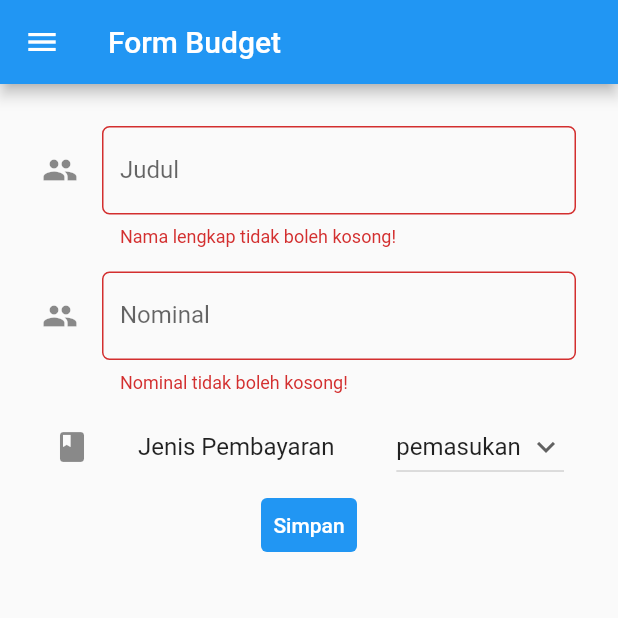
After one commit to dapulmh/pbp-flutter-lab, a Flutter app: the MyAddPage screen opened directly, after a tap on "Simpan", on a phone screen of 412 x 824 dp, the top half of it. The commit adds this screen. Run offline on Flutter 3.47's test engine with Material 2 defaults, Android fonts, the phone set to English and light mode, and no system bars.

Commit message:
add my tugas 8

```diff
--- /dev/null
+++ b/counter_7/lib/add.dart
@@ -0,0 +1,227 @@
+import 'package:flutter/material.dart';
+import 'package:counter_7/main.dart';
+import 'package:counter_7/budget.dart';
+
+
+class Budget {
+  String judul;
+  int nominal;
+  String tipe;
+
+  Budget(this.judul, this.nominal, this.tipe);
+}
+
+class Result{
+  static List<Budget> contain = <Budget>[];
+}
+
+class MyAddPage extends StatefulWidget {
+    const MyAddPage({super.key});
+
+    final String title = 'Form Budget';
+
+    @override
+    State<MyAddPage> createState() => _MyAddPageState();
+}
+
+class _MyAddPageState extends State<MyAddPage> {
+  final _formKey = GlobalKey<FormState>();
+  String judul = "";
+  int  nominal = 0;
+  List<String> macamTipeBudget = ["pemasukan", "pengeluaran"];
+  String tipe_budget = "pemasukan";
+
+
+
+    @override
+    Widget build(BuildContext context) {
+        return Scaffold(
+            appBar: AppBar(
+                title: Text(widget.title),
+            ),
+            drawer: Drawer(
+        child: Column(
+          children: [
+            // Menambahkan clickable menu
+            ListTile(
+              title: const Text('Counter_7'),
+              onTap: () {
+                // Route menu ke halaman utama
+                Navigator.pushReplacement(
+                  context,
+                  MaterialPageRoute(builder: (context) => const MyHomePage()),
+                );
+              },
+            ),
+            ListTile(
+              title: const Text('Tambah Budget'),
+              onTap: () {
+                // Route menu ke halaman form
+                Navigator.pushReplacement(
+                  context,
+                  MaterialPageRoute(builder: (context) => const MyAddPage()),
+                );
+              },
+            ),
+            ListTile(
+              title: const Text('Data Budget'),
+              onTap: () {
+                // Route menu ke halaman form
+                Navigator.pushReplacement(
+                  context,
+                  MaterialPageRoute(builder: (context) => const MyDataPage()),
+                );
+              },
+            ),
+          ],
+        ),
+      ),
+        body: Form(
+          key: _formKey,
+          child: SingleChildScrollView(
+            child: Container(
+              padding: const EdgeInsets.all(20.0),
+              child: Column(
+              children: [
+              Padding(
+                    // Menggunakan padding sebesar 8 pixels
+                    padding: const EdgeInsets.all(8.0),
+                    child: TextFormField(
+                        decoration: InputDecoration(
+                            hintText: "Judul",
+                            labelText: "Judul",
+                            // Menambahkan icon agar lebih intuitif
+                            icon: const Icon(Icons.people),
+                            // Menambahkan circular border agar lebih rapi
+                            border: OutlineInputBorder(
+                                borderRadius: BorderRadius.circular(5.0),
+                            ),
+                        ),
+                        // Menambahkan behavior saat nama diketik
+                        onChanged: (String? value) {
+                            setState(() {
+                                judul = value!;
+                            });
+                        },
+                        // Menambahkan behavior saat data disimpan
+                        onSaved: (String? value) {
+                            setState(() {
+                                judul = value!;
+                            });
+                        },
+                        // Validator sebagai validasi form
+                        validator: (String? value) {
+                            if (value == null || value.isEmpty) {
+                                return 'Nama lengkap tidak boleh kosong!';
+                            }
+                            return null;
+                        },
+                    ),
+                ),
+              Padding(
+                    // Menggunakan padding sebesar 8 pixels
+                    padding: const EdgeInsets.all(8.0),
+                    child: TextFormField(
+                        decoration: InputDecoration(
+                            hintText: "Nominal",
+                            labelText: "Nominal",
+                            // Menambahkan icon agar lebih intuitif
+                            icon: const Icon(Icons.people),
+                            // Menambahkan circular border agar lebih rapi
+                            border: OutlineInputBorder(
+                                borderRadius: BorderRadius.circular(5.0),
+                            ),
+                        ),
+                        // Menambahkan behavior saat nama diketik
+                        onChanged: (String? value) {
+                            setState(() {
+                                nominal = int.parse(value!);
+                            });
+                        },
+                        // Menambahkan behavior saat data disimpan
+                        onSaved: (String? value) {
+                            setState(() {
+                                nominal = int.parse(value!);
+                            });
+                        },
+                        // Validator sebagai validasi form
+                        validator: (String? value) {
+                            if (value == null || value.isEmpty) {
+                                return 'Nominal tidak boleh kosong!';
+                            }
+                            return null;
+                        },
+                    ),
+                ),
+              ListTile(
+            leading: const Icon(Icons.class_),
+            title: const Text(
+                'Jenis Pembayaran',
+            ),
+            trailing: DropdownButton(
+                value: tipe_budget,
+                icon: const Icon(Icons.keyboard_arrow_down),
+                items: macamTipeBudget.map((String items) {
+                return DropdownMenuItem(
+                    value: items,
+                    child: Text(items),
+                );
+                }).toList(),
+                onChanged: (String? newValue) {
+                setState(() {
+                    tipe_budget = newValue!;
+                });
+                },
+            ),
+            ),
+            TextButton(
+                style: ButtonStyle(
+                  backgroundColor: MaterialStateProperty.all(Colors.blue),
+                ),
+                onPressed: () {
+                  if (_formKey.currentState!.validate()) {
+                    showDialog(
+                      context: context,
+                      builder: (context) {
+                        return Dialog(
+                          shape: RoundedRectangleBorder(
+                            borderRadius: BorderRadius.circular(10),
+                          ),
+                          elevation: 15,
+                          child: Container(
+                            child: ListView(
+                              padding:
+                                  const EdgeInsets.only(top: 20, bottom: 20),
+                              shrinkWrap: true,
+                              children: <Widget>[
+                                const Center(
+                                    child: Text(
+                                        'Berhasil Menambahkan Data')),
+                                const SizedBox(height: 20),
+                                TextButton(
+                                  onPressed: () {
+                                    Navigator.pop(context);
+                                  },
+                                  child: const Text('Kembali'),
+                                ),
+                              ],
+                            ),
+                          ),
+                        );
+                      },
+                    );
+                    Result.contain.add(Budget(judul, nominal, tipe_budget));
+                  }
+                },
+                child: const Text(
+                  "Simpan",
+                  style: TextStyle(color: Colors.white),
+                )
+            )
+            ])
+            )
+          )
+        )
+        );
+    }
+}
```
Also changed, not shown: counter_7/lib/budget.dart (added, +75 -0 lines), counter_7/lib/main.dart (+44 -3 lines).
